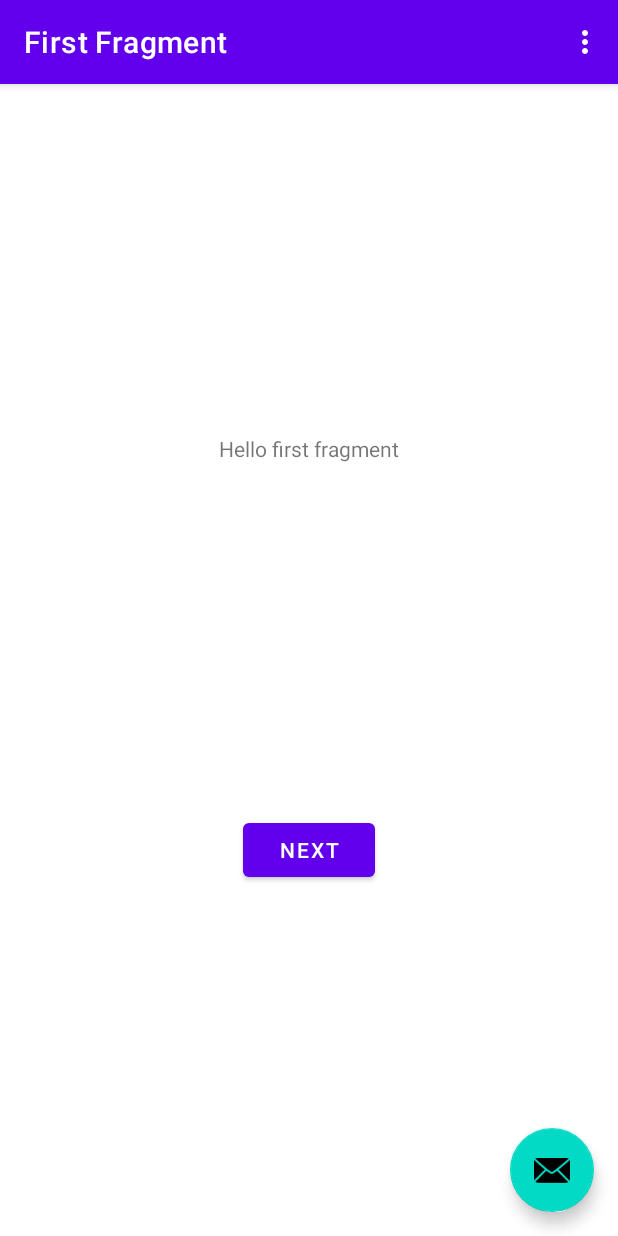
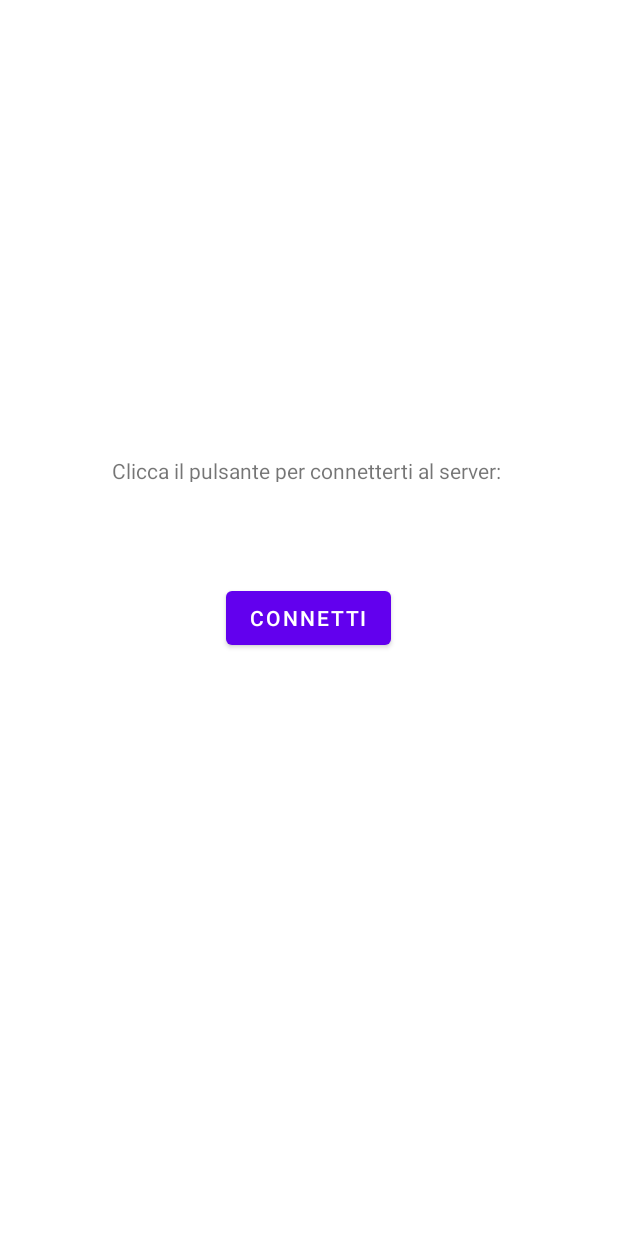
Before and after one commit to riccardoscotti/LocSnap, an Android app: the screen it shows after launch (MainActivity), on a phone screen of 412 x 824 dp. Run offline under Robolectric (Android 15) with nearby library versions, the phone set to English and light mode, and no system bars; our stand-ins replace Volley.

Commit message:
Kotlin integration

```diff
--- a/mobile/app/build.gradle
+++ b/mobile/app/build.gradle
@@ -37,6 +37,7 @@ android {
 
 dependencies {
 
+    implementation("com.android.volley:volley:1.2.1")
     implementation 'androidx.core:core-ktx:1.7.0'
     implementation 'androidx.appcompat:appcompat:1.4.1'
     implementation 'com.google.android.material:material:1.5.0'
--- a/mobile/app/src/main/AndroidManifest.xml
+++ b/mobile/app/src/main/AndroidManifest.xml
@@ -1,6 +1,8 @@
 <?xml version="1.0" encoding="utf-8"?>
 <manifest xmlns:android="http://schemas.android.com/apk/res/android"
           xmlns:tools="http://schemas.android.com/tools">
+
+    <uses-permission android:name="android.permission.INTERNET" />
 
     <application
             android:allowBackup="true"
--- a/mobile/app/src/main/java/com/example/locsnap/MainActivity.kt
+++ b/mobile/app/src/main/java/com/example/locsnap/MainActivity.kt
@@ -1,58 +1,40 @@
 package com.example.locsnap
 
 import android.os.Bundle
-import com.google.android.material.snackbar.Snackbar
+import android.widget.Button
+import android.widget.TextView
 import androidx.appcompat.app.AppCompatActivity
-import androidx.navigation.findNavController
-import androidx.navigation.ui.AppBarConfiguration
-import androidx.navigation.ui.navigateUp
-import androidx.navigation.ui.setupActionBarWithNavController
-import android.view.Menu
-import android.view.MenuItem
-import com.example.locsnap.databinding.ActivityMainBinding
+import com.android.volley.Request
+import com.android.volley.Response
+import com.android.volley.toolbox.StringRequest
+import com.android.volley.toolbox.Volley
 
 class MainActivity : AppCompatActivity() {
-
-    private lateinit var appBarConfiguration: AppBarConfiguration
-    private lateinit var binding: ActivityMainBinding
 
     override fun onCreate(savedInstanceState: Bundle?) {
         super.onCreate(savedInstanceState)
 
-        binding = ActivityMainBinding.inflate(layoutInflater)
-        setContentView(binding.root)
+        // Contenuto del file layout/activity_main.xml
+        setContentView(R.layout.my_main)
 
-        setSupportActionBar(binding.toolbar)
+        val buttonConnect = findViewById<Button>(R.id.connectButton)
 
-        val navController = findNavController(R.id.nav_host_fragment_content_main)
-        appBarConfiguration = AppBarConfiguration(navController.graph)
-        setupActionBarWithNavController(navController, appBarConfiguration)
+        val textView = findViewById<TextView>(R.id.textView)
 
-        binding.fab.setOnClickListener { view ->
-            Snackbar.make(view, "Replace with your own action", Snackbar.LENGTH_LONG)
-                    .setAction("Action", null).show()
+        buttonConnect.setOnClickListener {
+            val queue = Volley.newRequestQueue(this)
+            val url = "https://www.google.com"
+
+            val stringRequest = StringRequest(
+                Request.Method.GET, url,
+                { response ->
+                    textView.text = "Response is: ${response.substring(0, 500)}"
+                },
+                { textView.text = "That didn't work!" })
+
+            queue.add(stringRequest)
         }
+
     }
 
-    override fun onCreateOptionsMenu(menu: Menu): Boolean {
-        // Inflate the menu; this adds items to the action bar if it is present.
-        menuInflater.inflate(R.menu.menu_main, menu)
-        return true
-    }
-
-    override fun onOptionsItemSelected(item: MenuItem): Boolean {
-        // Handle action bar item clicks here. The action bar will
-        // automatically handle clicks on the Home/Up button, so long
-        // as you specify a parent activity in AndroidManifest.xml.
-        return when (item.itemId) {
-            R.id.action_settings -> true
-            else -> super.onOptionsItemSelected(item)
-        }
-    }
-
-    override fun onSupportNavigateUp(): Boolean {
-        val navController = findNavController(R.id.nav_host_fragment_content_main)
-        return navController.navigateUp(appBarConfiguration)
-                || super.onSupportNavigateUp()
-    }
 }
--- a/mobile/app/src/main/res/layout/activity_main.xml
+++ b/mobile/app/src/main/res/layout/activity_main.xml
@@ -5,7 +5,7 @@
         xmlns:tools="http://schemas.android.com/tools"
         android:layout_width="match_parent"
         android:layout_height="match_parent"
-        tools:context=".MainActivity">
+        tools:context=".MainActivity_old">
 
     <com.google.android.material.appbar.AppBarLayout
             android:layout_height="wrap_content"
--- /dev/null
+++ b/mobile/app/src/main/res/layout/my_main.xml
@@ -0,0 +1,19 @@
+<?xml version="1.0" encoding="utf-8"?>
+<androidx.constraintlayout.widget.ConstraintLayout xmlns:android="http://schemas.android.com/apk/res/android"
+                                                   xmlns:app="http://schemas.android.com/apk/res-auto" xmlns:tools="http://schemas.android.com/tools" android:layout_width="match_parent"
+                                                   android:layout_height="match_parent">
+    <TextView
+            android:text="Clicca il pulsante per connetterti al server: "
+            android:layout_width="263dp"
+            android:layout_height="17dp" android:id="@+id/textView"
+            app:layout_constraintStart_toStartOf="parent" app:layout_constraintEnd_toEndOf="parent"
+            app:layout_constraintTop_toTopOf="parent" app:layout_constraintBottom_toTopOf="@+id/connectButton"
+            app:layout_constraintVertical_bias="0.821"/>
+    <Button
+            android:text="Connetti"
+            android:layout_width="wrap_content"
+            android:layout_height="wrap_content" android:id="@+id/connectButton"
+            app:layout_constraintEnd_toEndOf="parent" app:layout_constraintStart_toStartOf="parent"
+            app:layout_constraintHorizontal_bias="0.498" app:layout_constraintBottom_toBottomOf="parent"
+            app:layout_constraintTop_toTopOf="parent"/>
+</androidx.constraintlayout.widget.ConstraintLayout>
--- a/mobile/app/src/main/res/menu/menu_main.xml
+++ b/mobile/app/src/main/res/menu/menu_main.xml
@@ -1,7 +1,7 @@
 <menu xmlns:android="http://schemas.android.com/apk/res/android"
       xmlns:app="http://schemas.android.com/apk/res-auto"
       xmlns:tools="http://schemas.android.com/tools"
-      tools:context="com.example.locsnap.MainActivity">
+      tools:context="com.example.locsnap.MainActivity_old">
     <item android:id="@+id/action_settings"
           android:title="@string/action_settings"
           android:orderInCategory="100"
```
Also changed, not shown: mobile/app/src/main/java/com/example/locsnap/MainActivity_old.kt (added, +58 -0 lines).
